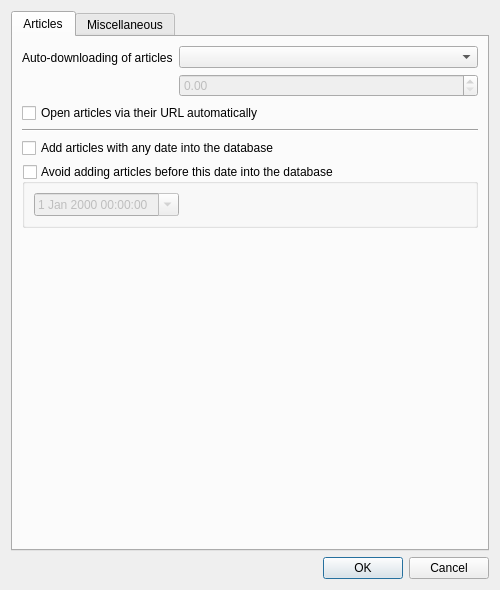
Above: src/librssguard/services/abstract/gui/formfeeddetails.ui from martinrotter/rssguard before the change. Below: the same form after it.
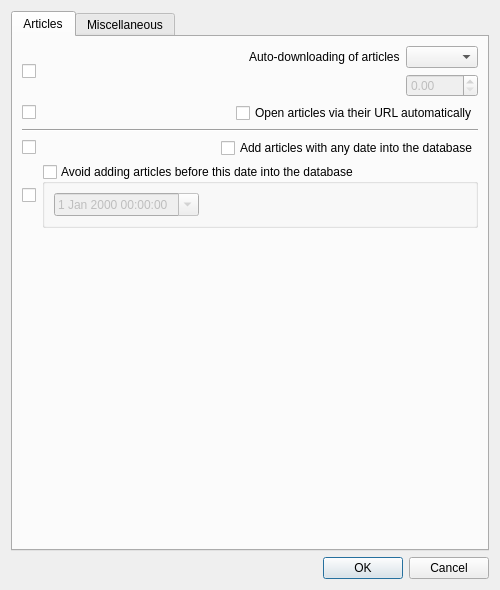
That is the form after the change. Custom widgets are drawn as their Qt base class.

```diff
--- a/src/librssguard/services/abstract/gui/formfeeddetails.ui
+++ b/src/librssguard/services/abstract/gui/formfeeddetails.ui
@@ -23,6 +23,13 @@
       <attribute name="title">
        <string>Articles</string>
       </attribute>
+      <layout class="QFormLayout" name="formLayout_3">
+       <item row="0" column="0" colspan="2">
+        <layout class="QHBoxLayout" name="horizontalLayout">
+         <item>
+          <widget class="MultiFeedEditCheckBox" name="m_mcbAutoDownloading"/>
+         </item>
+         <item>
       <layout class="QFormLayout" name="formLayout">
        <item row="0" column="0">
         <widget class="QLabel" name="label_6">
@@ -35,15 +42,13 @@
         </widget>
        </item>
        <item row="0" column="1">
-        <layout class="QVBoxLayout" name="verticalLayout_2">
-         <item>
           <widget class="QComboBox" name="m_cmbAutoUpdateType">
            <property name="toolTip">
             <string>Select the auto-download strategy for messages of this feed. Default auto-download strategy means that new messges of this feed will be downloaded in time intervals set in application settings.</string>
            </property>
           </widget>
          </item>
-         <item>
+           <item row="1" column="1">
           <widget class="TimeSpinBox" name="m_spinAutoUpdateInterval">
            <property name="enabled">
             <bool>false</bool>
@@ -52,13 +57,22 @@
          </item>
         </layout>
        </item>
+        </layout>
+       </item>
        <item row="1" column="0" colspan="2">
+        <layout class="QHBoxLayout" name="horizontalLayout_4">
+         <item>
+          <widget class="MultiFeedEditCheckBox" name="m_mcbOpenArticlesAutomatically"/>
+         </item>
+         <item>
         <widget class="QCheckBox" name="m_cbOpenArticlesAutomatically">
          <property name="text">
           <string>Open articles via their URL automatically</string>
          </property>
         </widget>
        </item>
+        </layout>
+       </item>
        <item row="2" column="0" colspan="2">
         <widget class="Line" name="line">
          <property name="orientation">
@@ -67,13 +81,25 @@
         </widget>
        </item>
        <item row="3" column="0" colspan="2">
+        <layout class="QHBoxLayout" name="horizontalLayout_3">
+         <item>
+          <widget class="MultiFeedEditCheckBox" name="m_mcbAddAnyDateArticles"/>
+         </item>
+         <item>
         <widget class="QCheckBox" name="m_cbAddAnyDateArticles">
          <property name="text">
           <string>Add articles with any date into the database</string>
          </property>
         </widget>
        </item>
+        </layout>
+       </item>
        <item row="4" column="0" colspan="2">
+        <layout class="QHBoxLayout" name="horizontalLayout_2">
+         <item>
+          <widget class="MultiFeedEditCheckBox" name="m_mcbAvoidOldArticles"/>
+         </item>
+         <item>
         <widget class="QGroupBox" name="m_gbAvoidOldArticles">
          <property name="enabled">
           <bool>true</bool>
@@ -112,6 +138,8 @@
         </widget>
        </item>
       </layout>
+       </item>
+      </layout>
      </widget>
      <widget class="QWidget" name="tabMisc">
       <attribute name="title">
@@ -164,6 +192,11 @@
    <extends>QDoubleSpinBox</extends>
    <header>timespinbox.h</header>
   </customwidget>
+  <customwidget>
+   <class>MultiFeedEditCheckBox</class>
+   <extends>QCheckBox</extends>
+   <header>multifeededitcheckbox.h</header>
+  </customwidget>
  </customwidgets>
  <tabstops>
   <tabstop>m_tabWidget</tabstop>
```
Left out of the diff: 7 changed lines with no effect on the pictures. Lines whose indentation alone changed are shown as unchanged.
